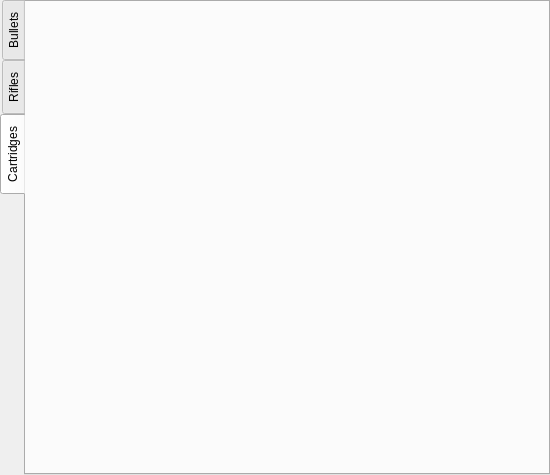
Old version of the form ui_templates/catalog_selector.ui in the repository o-murphy/archer_ballistics_constructor.
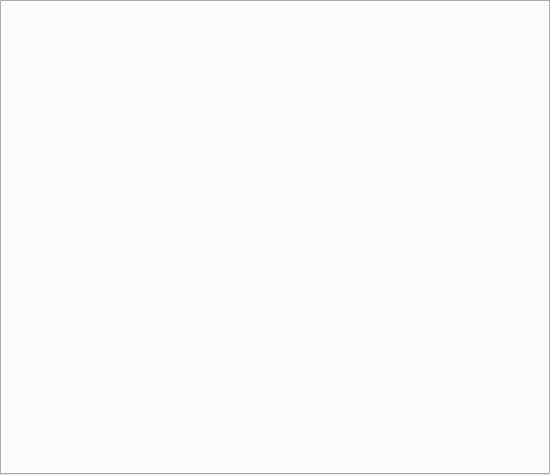
New version of the form.

Diff of the .ui file:
```diff
--- a/ui_templates/catalog_selector.ui
+++ b/ui_templates/catalog_selector.ui
@@ -49,21 +49,6 @@
      <property name="movable">
       <bool>false</bool>
      </property>
-     <widget class="QWidget" name="bullets">
-      <attribute name="title">
-       <string>Bullets</string>
-      </attribute>
-     </widget>
-     <widget class="QWidget" name="rifles">
-      <attribute name="title">
-       <string>Rifles</string>
-      </attribute>
-     </widget>
-     <widget class="QWidget" name="cartridges">
-      <attribute name="title">
-       <string>Cartridges</string>
-      </attribute>
-     </widget>
     </widget>
    </item>
   </layout>
```
Left out of the diff: 2 changed lines with no effect on the pictures.
